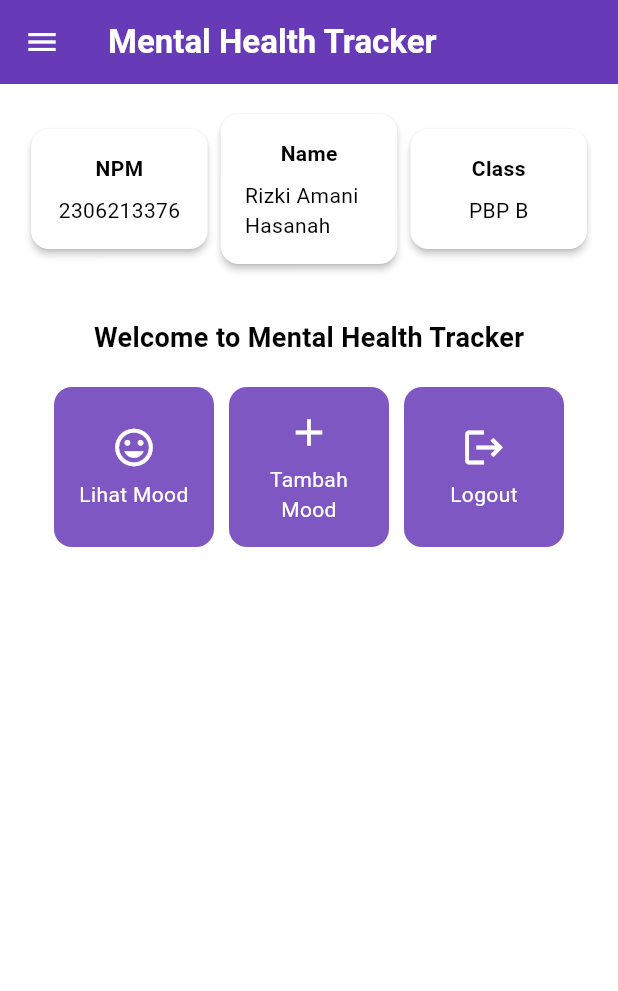
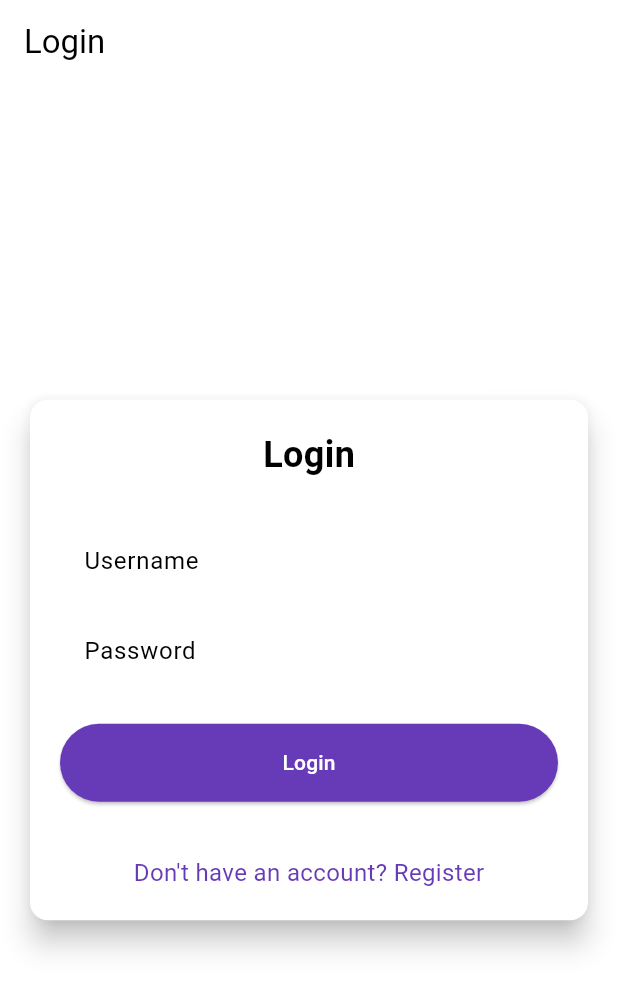
Before and after one commit to kikiihsna/mental-health-tracker-mobile, a Flutter app: the screen it shows after launch, on a phone screen of 412 x 824 dp. Shown: the top 991 px of the screen. Run offline on Flutter 3.47's test engine with Material 3 defaults, Android fonts, the phone set to English and light mode, and no system bars; missing offline and left inert: pbp_django_auth.

Commit message:
Tutorial 8 DONE

```diff
--- a/lib/main.dart
+++ b/lib/main.dart
@@ -1,5 +1,7 @@
 import 'package:flutter/material.dart';
-import 'package:mental_health_tracker/screens/menu.dart';
+import 'package:mental_health_tracker/screens/login.dart';
+import 'package:pbp_django_auth/pbp_django_auth.dart';
+import 'package:provider/provider.dart';
 
 void main() {
   runApp(const MyApp());
@@ -8,32 +10,23 @@ void main() {
 class MyApp extends StatelessWidget {
   const MyApp({super.key});
 
-  // This widget is the root of your application.
   @override
   Widget build(BuildContext context) {
-    return MaterialApp(
-      title: 'Flutter Demo',
-      theme: ThemeData(
-        // This is the theme of your application.
-        //
-        // TRY THIS: Try running your application with "flutter run". You'll see
-        // the application has a purple toolbar. Then, without quitting the app,
-        // try changing the seedColor in the colorScheme below to Colors.green
-        // and then invoke "hot reload" (save your changes or press the "hot
-        // reload" button in a Flutter-supported IDE, or press "r" if you used
-        // the command line to start the app).
-        //
-        // Notice that the counter didn't reset back to zero; the application
-        // state is not lost during the reload. To reset the state, use hot
-        // restart instead.
-        //
-        // This works for code too, not just values: Most code changes can be
-        // tested with just a hot reload.
-         colorScheme: ColorScheme.fromSwatch(
+    return Provider(
+      create: (_) {
+        CookieRequest request = CookieRequest();
+        return request;
+      },
+      child: MaterialApp(
+        title: 'Mental Health Tracker',
+        theme: ThemeData(
+          useMaterial3: true,
+          colorScheme: ColorScheme.fromSwatch(
             primarySwatch: Colors.deepPurple,
-      ).copyWith(secondary: Colors.deepPurple[400]),
+          ).copyWith(secondary: Colors.deepPurple[400]),
+        ),
+        home: const LoginPage(),
       ),
-      home: MyHomePage(),
     );
   }
 }
--- /dev/null
+++ b/lib/screens/login.dart
@@ -0,0 +1,177 @@
+import 'package:mental_health_tracker/screens/menu.dart';
+import 'package:flutter/material.dart';
+import 'package:pbp_django_auth/pbp_django_auth.dart';
+import 'package:provider/provider.dart';
+import 'package:mental_health_tracker/screens/register.dart';
+
+void main() {
+  runApp(const LoginApp());
+}
+
+class LoginApp extends StatelessWidget {
+  const LoginApp({super.key});
+
+  @override
+  Widget build(BuildContext context) {
+    return MaterialApp(
+      title: 'Login',
+      theme: ThemeData(
+        useMaterial3: true,
+        colorScheme: ColorScheme.fromSwatch(
+          primarySwatch: Colors.deepPurple,
+        ).copyWith(secondary: Colors.deepPurple[400]),
+      ),
+      home: const LoginPage(),
+    );
+  }
+}
+
+class LoginPage extends StatefulWidget {
+  const LoginPage({super.key});
+
+  @override
+  State<LoginPage> createState() => _LoginPageState();
+}
+
+class _LoginPageState extends State<LoginPage> {
+  final TextEditingController _usernameController = TextEditingController();
+  final TextEditingController _passwordController = TextEditingController();
+
+  @override
+  Widget build(BuildContext context) {
+    final request = context.watch<CookieRequest>();
+
+    return Scaffold(
+      appBar: AppBar(
+        title: const Text('Login'),
+      ),
+      body: Center(
+        child: SingleChildScrollView(
+          padding: const EdgeInsets.all(16.0),
+          child: Card(
+            elevation: 8,
+            shape: RoundedRectangleBorder(
+              borderRadius: BorderRadius.circular(12.0),
+            ),
+            child: Padding(
+              padding: const EdgeInsets.all(20.0),
+              child: Column(
+                mainAxisSize: MainAxisSize.min,
+                children: [
+                  const Text(
+                    'Login',
+                    style: TextStyle(
+                      fontSize: 24.0,
+                      fontWeight: FontWeight.bold,
+                    ),
+                  ),
+                  const SizedBox(height: 30.0),
+                  TextField(
+                    controller: _usernameController,
+                    decoration: const InputDecoration(
+                      labelText: 'Username',
+                      hintText: 'Enter your username',
+                      border: OutlineInputBorder(
+                        borderRadius: BorderRadius.all(Radius.circular(12.0)),
+                      ),
+                      contentPadding:
+                          EdgeInsets.symmetric(horizontal: 12.0, vertical: 8.0),
+                    ),
+                  ),
+                  const SizedBox(height: 12.0),
+                  TextField(
+                    controller: _passwordController,
+                    decoration: const InputDecoration(
+                      labelText: 'Password',
+                      hintText: 'Enter your password',
+                      border: OutlineInputBorder(
+                        borderRadius: BorderRadius.all(Radius.circular(12.0)),
+                      ),
+                      contentPadding:
+                          EdgeInsets.symmetric(horizontal: 12.0, vertical: 8.0),
+                    ),
+                    obscureText: true,
+                  ),
+                  const SizedBox(height: 24.0),
+                  ElevatedButton(
+                    onPressed: () async {
+                      String username = _usernameController.text;
+                      String password = _passwordController.text;
+
+                      final response = await request
+                          .login("http://localhost:8000/auth/login/", {
+                        'username': username,
+                        'password': password,
+                      });
+
+                      if (request.loggedIn) {
+                        String message = response['message'];
+                        String uname = response['username'];
+                        if (context.mounted) {
+                          Navigator.pushReplacement(
+                            context,
+                            MaterialPageRoute(
+                                builder: (context) => MyHomePage()),
+                          );
+                          ScaffoldMessenger.of(context)
+                            ..hideCurrentSnackBar()
+                            ..showSnackBar(
+                              SnackBar(
+                                  content:
+                                      Text("$message Selamat datang, $uname.")),
+                            );
+                        }
+                      } else {
+                        if (context.mounted) {
+                          showDialog(
+                            context: context,
+                            builder: (context) => AlertDialog(
+                              title: const Text('Login Gagal'),
+                              content: Text(response['message']),
+                              actions: [
+                                TextButton(
+                                  child: const Text('OK'),
+                                  onPressed: () {
+                                    Navigator.pop(context);
+                                  },
+                                ),
+                              ],
+                            ),
+                          );
+                        }
+                      }
+                    },
+                    style: ElevatedButton.styleFrom(
+                      foregroundColor: Colors.white,
+                      minimumSize: Size(double.infinity, 50),
+                      backgroundColor: Theme.of(context).colorScheme.primary,
+                      padding: const EdgeInsets.symmetric(vertical: 16.0),
+                    ),
+                    child: const Text('Login'),
+                  ),
+                  const SizedBox(height: 36.0),
+                  GestureDetector(
+                    onTap: () {
+                      Navigator.push(
+                        context,
+                        MaterialPageRoute(
+                            builder: (context) => const RegisterPage()),
+                      );
+                    },
+                    child: Text(
+                      'Don\'t have an account? Register',
+                      style: TextStyle(
+                        color: Theme.of(context).colorScheme.primary,
+                        fontSize: 16.0,
+                      ),
+                    ),
+                  ),
+                ],
+              ),
+            ),
+          ),
+        ),
+      ),
+    );
+  }
+}
--- a/pubspec.yaml
+++ b/pubspec.yaml
@@ -35,6 +35,9 @@ dependencies:
   # The following adds the Cupertino Icons font to your application.
   # Use with the CupertinoIcons class for iOS style icons.
   cupertino_icons: ^1.0.8
+  provider: ^6.1.2
+  pbp_django_auth: ^0.4.0
+  http: ^1.2.2
 
 dev_dependencies:
   flutter_test:
```
Also changed, not shown: lib/models/mood_entry.dart (added, +65 -0 lines), lib/screens/list_moodentry.dart (added, +90 -0 lines), lib/screens/moodentry_form.dart (+35 -1 lines), lib/screens/register.dart (added, +162 -0 lines), lib/widgets/left_drawer.dart (+13 -0 lines), lib/widgets/mood_card.dart (+39 -4 lines), pubspec.lock, 2 other files.
